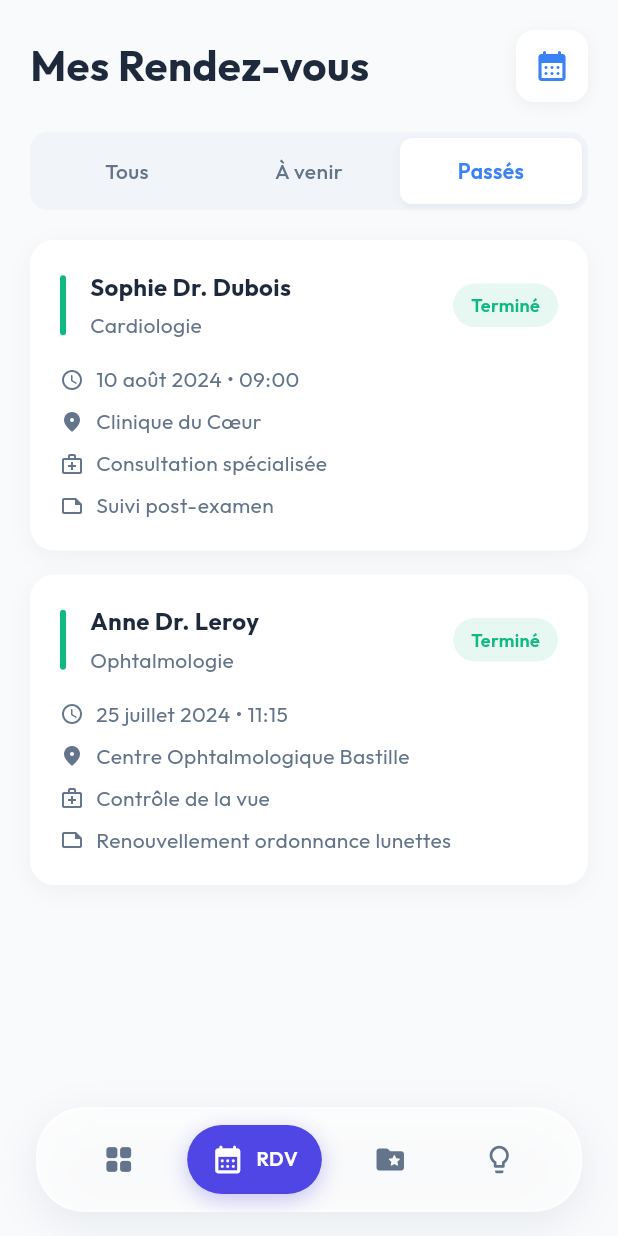
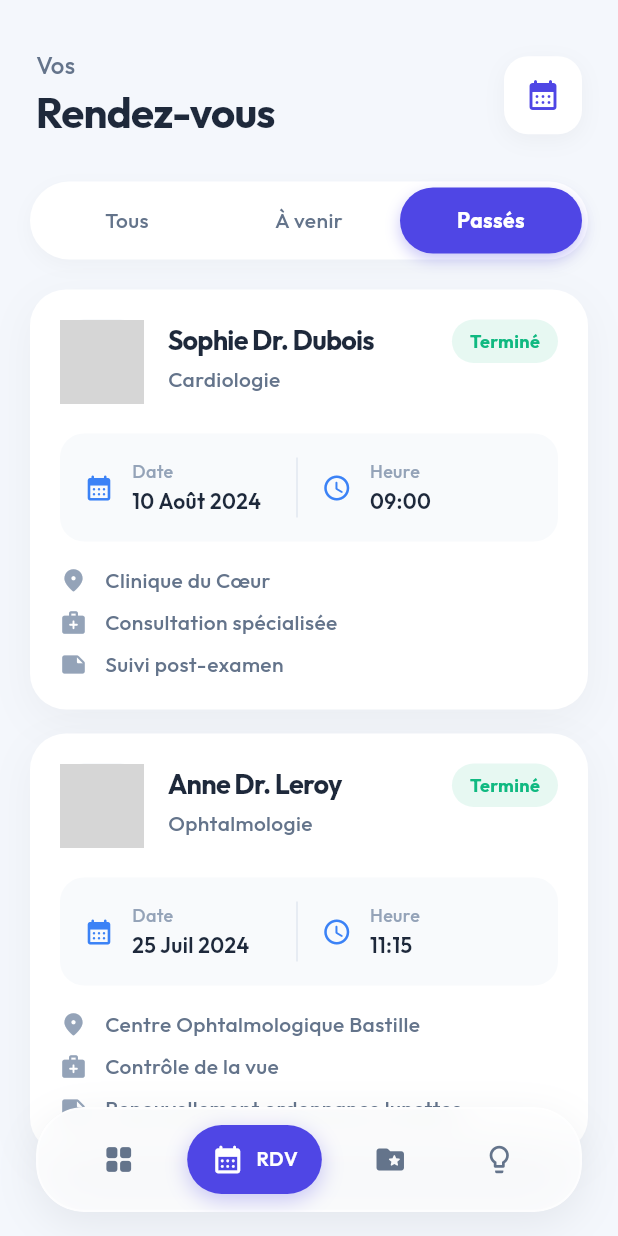
Before and after one commit to amdyCode/patient_portal, a Flutter app: the AppointmentsScreen screen opened by its route, after a tap on "Passés", on a phone screen of 412 x 824 dp. Run offline on Flutter 3.47's test engine with Material 3 defaults, Android fonts, the phone set to English and light mode, and no system bars; our stand-ins replace go_router, google_fonts; network calls fail; grey boxes are pictures that could not be loaded.

Commit message:
Update Gradle and Kotlin versions, enhance UI components, and improve appointment card layout

```diff
--- a/lib/screens/appointments_screen.dart
+++ b/lib/screens/appointments_screen.dart
@@ -14,7 +14,7 @@ class AppointmentsScreen extends StatefulWidget {
 
 class _AppointmentsScreenState extends State<AppointmentsScreen>
     with TickerProviderStateMixin {
-  int _selectedFilter = 0; // 0: Tous, 1: À venir, 2: Passés
+  int _selectedFilter = 0;
   late AnimationController _listAnimationController;
   late Animation<double> _listAnimation;
 
@@ -59,8 +59,9 @@ class _AppointmentsScreenState extends State<AppointmentsScreen>
   @override
   Widget build(BuildContext context) {
     return Scaffold(
-      backgroundColor: const Color(0xFFF8FAFC),
+      backgroundColor: const Color(0xFFF4F7FC),
       body: SafeArea(
+        bottom: false,
         child: Column(
           children: [
             _buildHeader(),
@@ -78,34 +79,48 @@ class _AppointmentsScreenState extends State<AppointmentsScreen>
 
   Widget _buildHeader() {
     return Container(
-      padding: const EdgeInsets.all(20),
+      padding: const EdgeInsets.fromLTRB(24, 32, 24, 16),
       child: Row(
         children: [
-          const Text(
-            'Mes Rendez-vous',
-            style: TextStyle(
-              fontSize: 28,
-              fontWeight: FontWeight.bold,
-              color: Color(0xFF1E293B),
-            ),
+          const Column(
+            crossAxisAlignment: CrossAxisAlignment.start,
+            children: [
+              Text(
+                'Vos',
+                style: TextStyle(
+                  fontSize: 16,
+                  color: Color(0xFF64748B),
+                  fontWeight: FontWeight.w500,
+                ),
+              ),
+              Text(
+                'Rendez-vous',
+                style: TextStyle(
+                  fontSize: 28,
+                  fontWeight: FontWeight.bold,
+                  color: Color(0xFF1E293B),
+                  letterSpacing: -0.5,
+                ),
+              ),
+            ],
           ),
           const Spacer(),
           Container(
-            padding: const EdgeInsets.all(12),
+            padding: const EdgeInsets.all(14),
             decoration: BoxDecoration(
               color: Colors.white,
-              borderRadius: BorderRadius.circular(12),
+              borderRadius: BorderRadius.circular(16),
               boxShadow: [
                 BoxShadow(
-                  color: Colors.black.withValues(alpha: 0.05),
-                  offset: const Offset(0, 2),
-                  blurRadius: 8,
+                  color: Colors.black.withValues(alpha: 0.04),
+                  offset: const Offset(0, 4),
+                  blurRadius: 12,
                 ),
               ],
             ),
-            child: const Icon(
+            child: Icon(
               Icons.calendar_month_rounded,
-              color: Color(0xFF3B82F6),
+              color: Theme.of(context).primaryColor,
               size: 24,
             ),
           ),
@@ -204,7 +219,7 @@ class _AppointmentsScreenState extends State<AppointmentsScreen>
             return FadeTransition(
               opacity: _listAnimation,
               child: ListView.separated(
-                padding: const EdgeInsets.all(20),
+                padding: const EdgeInsets.fromLTRB(20, 10, 20, 120),
                 itemCount: filteredAppointments.length,
                 separatorBuilder: (context, index) => const SizedBox(height: 16),
                 itemBuilder: (context, index) {
--- a/lib/widgets/appointment_card.dart
+++ b/lib/widgets/appointment_card.dart
@@ -22,12 +22,12 @@ class AppointmentCard extends StatelessWidget {
       padding: const EdgeInsets.all(20),
       decoration: BoxDecoration(
         color: Colors.white,
-        borderRadius: BorderRadius.circular(16),
+        borderRadius: BorderRadius.circular(24),
         boxShadow: [
           BoxShadow(
             color: Colors.black.withValues(alpha: 0.04),
-            offset: const Offset(0, 4),
-            blurRadius: 12,
+            offset: const Offset(0, 8),
+            blurRadius: 24,
           ),
         ],
       ),
@@ -35,13 +35,18 @@ class AppointmentCard extends StatelessWidget {
         crossAxisAlignment: CrossAxisAlignment.start,
         children: [
           Row(
+            crossAxisAlignment: CrossAxisAlignment.start,
             children: [
               Container(
-                width: 4,
-                height: 40,
+                width: 56,
+                height: 56,
                 decoration: BoxDecoration(
-                  color: statusColor,
-                  borderRadius: BorderRadius.circular(2),
+                  color: const Color(0xFFF1F5F9),
+                  borderRadius: BorderRadius.circular(16),
+                  image: const DecorationImage(
+                    image: NetworkImage('https://i.pravatar.cc/150?img=11'), // Fake doctor avatar
+                    fit: BoxFit.cover,
+                  ),
                 ),
               ),
               const SizedBox(width: 16),
@@ -52,9 +57,10 @@ class AppointmentCard extends StatelessWidget {
                     Text(
                       appointment.medecin.nomComplet,
                       style: const TextStyle(
-                        fontSize: 16,
+                        fontSize: 18,
                         fontWeight: FontWeight.bold,
                         color: Color(0xFF1E293B),
+                        letterSpacing: -0.5,
                       ),
                     ),
                     const SizedBox(height: 4),
@@ -63,6 +69,7 @@ class AppointmentCard extends StatelessWidget {
                       style: const TextStyle(
                         fontSize: 14,
                         color: Color(0xFF64748B),
+                        fontWeight: FontWeight.w500,
                       ),
                     ),
                   ],
@@ -79,69 +86,88 @@ class AppointmentCard extends StatelessWidget {
                   style: TextStyle(
                     color: statusColor,
                     fontSize: 12,
-                    fontWeight: FontWeight.w600,
+                    fontWeight: FontWeight.bold,
                   ),
                 ),
               ),
             ],
           ),
+          const SizedBox(height: 20),
+          Container(
+            padding: const EdgeInsets.all(16),
+            decoration: BoxDecoration(
+              color: const Color(0xFFF8FAFC),
+              borderRadius: BorderRadius.circular(16),
+            ),
+            child: Row(
+              children: [
+                Expanded(
+                  child: _buildInfoColumn(
+                    Icons.calendar_month_rounded,
+                    'Date',
+                    _formatDate(appointment.date),
+                  ),
+                ),
+                Container(
+                  width: 1,
+                  height: 40,
+                  color: const Color(0xFFE2E8F0),
+                ),
+                const SizedBox(width: 16),
+                Expanded(
+                  child: _buildInfoColumn(
+                    Icons.access_time_rounded,
+                    'Heure',
+                    appointment.heureFormatee,
+                  ),
+                ),
+              ],
+            ),
+          ),
           const SizedBox(height: 16),
-          _buildInfoRow(
-            Icons.access_time_rounded,
-            '${_formatDate(appointment.date)} • ${appointment.heureFormatee}',
-          ),
+          _buildInfoRow(Icons.location_on_rounded, appointment.lieu.cabinet),
           const SizedBox(height: 8),
-          _buildInfoRow(
-            Icons.location_on_rounded,
-            appointment.lieu.cabinet,
-          ),
-          const SizedBox(height: 8),
-          _buildInfoRow(
-            Icons.medical_services_outlined,
-            appointment.type,
-          ),
+          _buildInfoRow(Icons.medical_services_rounded, appointment.type),
           if (appointment.notes != null) ...[
             const SizedBox(height: 8),
-            _buildInfoRow(
-              Icons.note_outlined,
-              appointment.notes!,
-            ),
+            _buildInfoRow(Icons.note_rounded, appointment.notes!),
           ],
           if (appointment.statut == StatutRendezVous.aVenir &&
               (onModify != null || onCancel != null)) ...[
-            const SizedBox(height: 16),
+            const SizedBox(height: 20),
             Row(
               children: [
-                if (onModify != null)
+                if (onCancel != null)
                   Expanded(
-                    child: OutlinedButton.icon(
-                      onPressed: () => onModify!(appointment),
-                      icon: const Icon(Icons.edit_outlined, size: 16),
-                      label: const Text('Modifier'),
+                    child: OutlinedButton(
+                      onPressed: () => onCancel!(appointment),
                       style: OutlinedButton.styleFrom(
-                        foregroundColor: statusColor,
-                        side: BorderSide(color: statusColor),
+                        foregroundColor: const Color(0xFF64748B),
+                        padding: const EdgeInsets.symmetric(vertical: 12),
+                        side: const BorderSide(color: Color(0xFFE2E8F0)),
                         shape: RoundedRectangleBorder(
-                          borderRadius: BorderRadius.circular(8),
+                          borderRadius: BorderRadius.circular(12),
                         ),
                       ),
+                      child: const Text('Annuler', style: TextStyle(fontWeight: FontWeight.bold)),
                     ),
                   ),
                 if (onModify != null && onCancel != null)
-                  const SizedBox(width: 8),
-                if (onCancel != null)
+                  const SizedBox(width: 12),
+                if (onModify != null)
                   Expanded(
-                    child: OutlinedButton.icon(
-                      onPressed: () => onCancel!(appointment),
-                      icon: const Icon(Icons.cancel_outlined, size: 16),
-                      label: const Text('Annuler'),
-                      style: OutlinedButton.styleFrom(
-                        foregroundColor: const Color(0xFFEF4444),
-                        side: const BorderSide(color: Color(0xFFEF4444)),
+                    child: ElevatedButton(
+                      onPressed: () => onModify!(appointment),
+                      style: ElevatedButton.styleFrom(
+                        backgroundColor: Theme.of(context).primaryColor,
+                        foregroundColor: Colors.white,
+                        padding: const EdgeInsets.symmetric(vertical: 12),
+                        elevation: 0,
                         shape: RoundedRectangleBorder(
-                          borderRadius: BorderRadius.circular(8),
+                          borderRadius: BorderRadius.circular(12),
                         ),
                       ),
+                      child: const Text('Reprogrammer', style: TextStyle(fontWeight: FontWeight.bold)),
                     ),
                   ),
               ],
@@ -152,21 +178,49 @@ class AppointmentCard extends StatelessWidget {
     );
   }
 
+  Widget _buildInfoColumn(IconData icon, String label, String value) {
+    return Row(
+      children: [
+        Icon(icon, size: 20, color: const Color(0xFF3B82F6)),
+        const SizedBox(width: 12),
+        Column(
+          crossAxisAlignment: CrossAxisAlignment.start,
+          children: [
+            Text(
+              label,
+              style: const TextStyle(
+                fontSize: 12,
+                color: Color(0xFF94A3B8),
+                fontWeight: FontWeight.w500,
+              ),
+            ),
+            const SizedBox(height: 2),
+            Text(
+              value,
+              style: const TextStyle(
+                fontSize: 14,
+                color: Color(0xFF1E293B),
+                fontWeight: FontWeight.w600,
+              ),
+            ),
+          ],
+        ),
+      ],
+    );
+  }
+
   Widget _buildInfoRow(IconData icon, String text) {
     return Row(
       children: [
-        Icon(
-          icon,
-          size: 16,
-          color: const Color(0xFF64748B),
-        ),
-        const SizedBox(width: 8),
+        Icon(icon, size: 18, color: const Color(0xFF94A3B8)),
+        const SizedBox(width: 12),
         Expanded(
           child: Text(
             text,
             style: const TextStyle(
               fontSize: 14,
               color: Color(0xFF64748B),
+              fontWeight: FontWeight.w500,
             ),
           ),
         ),
@@ -177,7 +231,7 @@ class AppointmentCard extends StatelessWidget {
   Color _getStatusColor() {
     switch (appointment.statut) {
       case StatutRendezVous.aVenir:
-        return const Color(0xFF64748B);
+        return const Color(0xFF3B82F6);
       case StatutRendezVous.passe:
         return const Color(0xFF10B981);
       case StatutRendezVous.annule:
@@ -198,8 +252,8 @@ class AppointmentCard extends StatelessWidget {
 
   String _formatDate(DateTime date) {
     const months = [
-      'janvier', 'février', 'mars', 'avril', 'mai', 'juin',
-      'juillet', 'août', 'septembre', 'octobre', 'novembre', 'décembre'
+      'Jan', 'Fév', 'Mar', 'Avr', 'Mai', 'Juin',
+      'Juil', 'Août', 'Sep', 'Oct', 'Nov', 'Déc'
     ];
     return '${date.day} ${months[date.month - 1]} ${date.year}';
   }
--- a/lib/widgets/filter_tabs.dart
+++ b/lib/widgets/filter_tabs.dart
@@ -15,38 +15,48 @@ class FilterTabs extends StatelessWidget {
   @override
   Widget build(BuildContext context) {
     return Container(
-      margin: const EdgeInsets.symmetric(horizontal: 20),
+      margin: const EdgeInsets.symmetric(horizontal: 20, vertical: 10),
       padding: const EdgeInsets.all(4),
       decoration: BoxDecoration(
-        color: const Color(0xFFF1F5F9),
-        borderRadius: BorderRadius.circular(12),
+        color: Colors.white,
+        borderRadius: BorderRadius.circular(30),
+        boxShadow: [
+          BoxShadow(
+            color: Colors.black.withValues(alpha: 0.03),
+            blurRadius: 10,
+            offset: const Offset(0, 4),
+          )
+        ],
       ),
       child: Row(
         children: List.generate(
           filters.length,
-          (index) => _buildFilterTab(filters[index], index),
+          (index) => _buildFilterTab(context, filters[index], index),
         ),
       ),
     );
   }
 
-  Widget _buildFilterTab(String title, int index) {
+  Widget _buildFilterTab(BuildContext context, String title, int index) {
     bool isSelected = selectedIndex == index;
+    final primaryColor = Theme.of(context).primaryColor;
     return Expanded(
       child: GestureDetector(
         onTap: () => onChanged(index),
+        behavior: HitTestBehavior.opaque,
         child: AnimatedContainer(
-          duration: const Duration(milliseconds: 200),
+          duration: const Duration(milliseconds: 250),
+          curve: Curves.easeOutCubic,
           padding: const EdgeInsets.symmetric(vertical: 12),
           decoration: BoxDecoration(
-            color: isSelected ? Colors.white : Colors.transparent,
-            borderRadius: BorderRadius.circular(8),
+            color: isSelected ? primaryColor : Colors.transparent,
+            borderRadius: BorderRadius.circular(26),
             boxShadow: isSelected
                 ? [
                     BoxShadow(
-                      color: Colors.black.withValues(alpha: 0.05),
-                      offset: const Offset(0, 2),
-                      blurRadius: 4,
+                      color: primaryColor.withValues(alpha: 0.3),
+                      offset: const Offset(0, 4),
+                      blurRadius: 8,
                     ),
                   ]
                 : null,
@@ -55,8 +65,8 @@ class FilterTabs extends StatelessWidget {
             title,
             textAlign: TextAlign.center,
             style: TextStyle(
-              color: isSelected ? const Color(0xFF3B82F6) : const Color(0xFF64748B),
-              fontWeight: isSelected ? FontWeight.w600 : FontWeight.w500,
+              color: isSelected ? Colors.white : const Color(0xFF64748B),
+              fontWeight: isSelected ? FontWeight.bold : FontWeight.w500,
               fontSize: 14,
             ),
           ),
```
Also changed, not shown: 3 other files.
